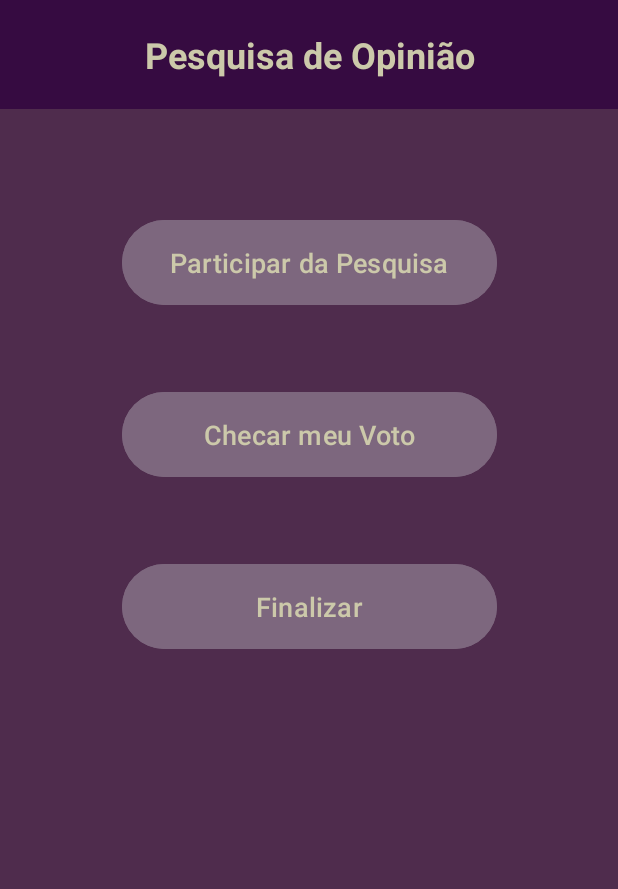
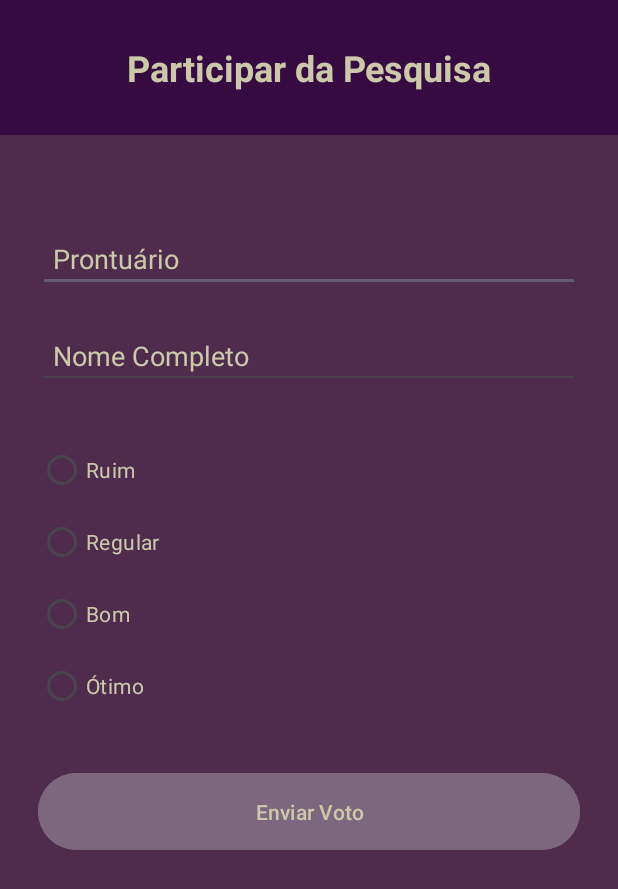
Before and after one commit to guilhermefragiacomo/dmo1_sistema_de_votos, an Android app: the screen it shows after launch (MainActivity before the commit, ParticipateActivity after it), after a tap on "Participar da Pesquisa", on a phone screen of 412 x 824 dp. Shown: the top 889 px of the screen. Run offline under Robolectric (Android 15) with nearby library versions, the phone set to English and light mode, and no system bars.

Commit message:
participate fully working

```diff
--- a/app/build.gradle.kts
+++ b/app/build.gradle.kts
@@ -33,6 +33,9 @@ android {
     kotlinOptions {
         jvmTarget = "1.8"
     }
+    viewBinding{
+        enable=true;
+    }
 }
 
 dependencies {
@@ -42,6 +45,7 @@ dependencies {
     implementation(libs.material)
     implementation(libs.androidx.activity)
     implementation(libs.androidx.constraintlayout)
+    implementation(libs.androidx.material3.android)
     testImplementation(libs.junit)
     androidTestImplementation(libs.androidx.junit)
     androidTestImplementation(libs.androidx.espresso.core)
--- /dev/null
+++ b/app/src/main/java/br/ifsp/edu/dmo1/sistema_de_votos/data/dataBase/DatabaseHelper.kt
@@ -0,0 +1,48 @@
+package br.ifsp.edu.dmo1.sistema_de_votos
+
+import android.content.Context
+import android.database.sqlite.SQLiteDatabase
+import android.database.sqlite.SQLiteOpenHelper
+
+class DatabaseHelper(context: Context) : SQLiteOpenHelper(context,
+    DATABASE_KEYS.DATABASE_NAME, null,
+    DATABASE_KEYS.DATABASE_VERSION
+) {
+    object DATABASE_KEYS{
+        const val DATABASE_NAME = "pesquisaOpiniao.db"
+        const val DATABASE_VERSION = 1
+
+        const val TABLE_ESTUDANTE_NAME = "estudante"
+        const val COLUMN_ESTUDANTE_PRONTUARIO = "prontuario"
+        const val COLUMN_ESTUDANTE_NOME = "nome"
+
+        const val TABLE_VOTO_NAME = "voto"
+        const val COLUMN_VOTO_CODIGO = "codigo"
+        const val COLUMN_VOTO_VALOR= "valor"
+    }
+
+    private companion object{
+        const val CREATE_ESTUDANTE_TABLE = "CREATE TABLE ${DATABASE_KEYS.TABLE_ESTUDANTE_NAME} (" +
+                "${DATABASE_KEYS.COLUMN_ESTUDANTE_PRONTUARIO} TEXT PRIMARY KEY NOT NULL, " +
+                "${DATABASE_KEYS.COLUMN_ESTUDANTE_NOME} TEXT NOT NULL)"
+
+        const val CREATE_VOTO_TABLE = "CREATE TABLE ${DATABASE_KEYS.TABLE_VOTO_NAME} (" +
+                "${DATABASE_KEYS.COLUMN_VOTO_CODIGO} TEXT NOT NULL, " +
+                "${DATABASE_KEYS.COLUMN_VOTO_VALOR} INTEGER NOT NULL, " +
+                "PRIMARY KEY (${DATABASE_KEYS.COLUMN_VOTO_CODIGO}))"
+
+        const val DROP_TABLE_ESTUDANTE = "DROP TABLE IF EXISTS ${DATABASE_KEYS.TABLE_ESTUDANTE_NAME}"
+        const val DROP_TABLE_VOTO = "DROP TABLE IF EXISTS ${DATABASE_KEYS.TABLE_VOTO_NAME}"
+    }
+
+    override fun onCreate(db: SQLiteDatabase) {
+        db.execSQL(CREATE_ESTUDANTE_TABLE)
+        db.execSQL(CREATE_VOTO_TABLE)
+    }
+
+    override fun onUpgrade(db: SQLiteDatabase, oldVersion: Int, newVersion: Int) {
+        db.execSQL(DROP_TABLE_ESTUDANTE)
+        db.execSQL(DROP_TABLE_VOTO)
+        onCreate(db)
+    }
+}
--- /dev/null
+++ b/app/src/main/java/br/ifsp/edu/dmo1/sistema_de_votos/data/dataBase/EstudanteDao.kt
@@ -0,0 +1,78 @@
+package br.ifsp.edu.dmo1.sistema_de_votos
+
+import android.content.ContentValues
+
+class EstudanteDao(private val dbHelper: DatabaseHelper) {
+    fun inserirEstudante(estudante: Estudante) : Long{
+        val db = dbHelper.writableDatabase
+        val values = ContentValues().apply {
+            put(DatabaseHelper.DATABASE_KEYS.COLUMN_ESTUDANTE_PRONTUARIO, estudante.prontuario)
+            put(DatabaseHelper.DATABASE_KEYS.COLUMN_ESTUDANTE_NOME, estudante.nome)
+        }
+
+        return db.insert(DatabaseHelper.DATABASE_KEYS.TABLE_ESTUDANTE_NAME, null, values)
+    }
+
+    fun getByProntuario(prontuario: String): Estudante?{
+        val estudante: Estudante?
+        val db = dbHelper.readableDatabase
+        val columns = arrayOf(
+            DatabaseHelper.DATABASE_KEYS.COLUMN_ESTUDANTE_PRONTUARIO,
+            DatabaseHelper.DATABASE_KEYS.COLUMN_ESTUDANTE_NOME
+        )
+
+        val where = "${DatabaseHelper.DATABASE_KEYS.COLUMN_ESTUDANTE_PRONTUARIO} = ?"
+        val whereArgs = arrayOf(prontuario)
+
+        val cursor = db.query(
+            DatabaseHelper.DATABASE_KEYS.TABLE_ESTUDANTE_NAME,
+            columns,
+            where,
+            whereArgs,
+            null,
+            null,
+            null
+        )
+
+        cursor.use {
+            estudante = if(cursor.moveToNext()){
+                Estudante(cursor.getString(0), cursor.getString(1))
+            }else{
+                null
+            }
+        }
+
+        return estudante
+    }
+
+    fun getAllEstudantes() : List<Estudante>{
+        val db = dbHelper.readableDatabase
+        val columns = arrayOf(
+            DatabaseHelper.DATABASE_KEYS.COLUMN_ESTUDANTE_PRONTUARIO,
+            DatabaseHelper.DATABASE_KEYS.COLUMN_ESTUDANTE_NOME
+        )
+
+        val cursor = db.query(
+            DatabaseHelper.DATABASE_KEYS.TABLE_ESTUDANTE_NAME,
+            columns,
+            null,
+            null,
+            null,
+            null,
+            null
+        )
+
+        val estudantes = mutableListOf<Estudante>()
+
+        cursor.use {
+            while (it.moveToNext()){
+                estudantes.add(
+                    Estudante(prontuario = it.getString(0), nome = it.getString(1))
+                )
+            }
+        }
+
+        return estudantes
+    }
+
+}
--- /dev/null
+++ b/app/src/main/java/br/ifsp/edu/dmo1/sistema_de_votos/data/dataBase/VotoDao.kt
@@ -0,0 +1,78 @@
+package br.ifsp.edu.dmo1.sistema_de_votos
+
+import android.content.ContentValues
+
+class VotoDao(private val dbHelper: DatabaseHelper) {
+    fun inserirVoto(voto: Voto) : Long{
+        val db = dbHelper.writableDatabase
+        val values = ContentValues().apply {
+            put(DatabaseHelper.DATABASE_KEYS.COLUMN_VOTO_CODIGO, voto.codigo)
+            put(DatabaseHelper.DATABASE_KEYS.COLUMN_VOTO_VALOR, voto.valor)
+        }
+
+        return db.insert(DatabaseHelper.DATABASE_KEYS.TABLE_VOTO_NAME, null, values)
+    }
+
+    fun getAllVotos() : List<Voto>{
+        val db = dbHelper.readableDatabase
+        val columns = arrayOf(
+            DatabaseHelper.DATABASE_KEYS.COLUMN_VOTO_CODIGO,
+            DatabaseHelper.DATABASE_KEYS.COLUMN_VOTO_VALOR,
+        )
+
+        val cursor = db.query(
+            DatabaseHelper.DATABASE_KEYS.TABLE_VOTO_NAME,
+            columns,
+            null,
+            null,
+            null,
+            null,
+            null
+        )
+
+        val votos = mutableListOf<Voto>()
+
+        cursor.use {
+            while (it.moveToNext()){
+                votos.add(
+                    Voto(codigo = it.getString(0), valor = it.getInt(1))
+                )
+            }
+        }
+
+        return votos
+    }
+
+    fun getVotoByCodigo(codigo: String) : Voto?{
+        val voto: Voto?
+        val db = dbHelper.readableDatabase
+
+        val columns = arrayOf(
+            DatabaseHelper.DATABASE_KEYS.COLUMN_VOTO_CODIGO,
+            DatabaseHelper.DATABASE_KEYS.COLUMN_VOTO_VALOR,
+        )
+
+        val where = "${DatabaseHelper.DATABASE_KEYS.COLUMN_VOTO_CODIGO} = ?"
+        val whereArgs = arrayOf(codigo)
+
+        var cursor = db.query(
+            DatabaseHelper.DATABASE_KEYS.TABLE_VOTO_NAME,
+            columns,
+            where,
+            whereArgs,
+            null,
+            null,
+            null
+        )
+
+        cursor.use {
+            voto = if(cursor.moveToNext()){
+                Voto(cursor.getString(0), cursor.getInt(1))
+            }else{
+                null
+            }
+        }
+
+        return voto
+    }
+}
--- /dev/null
+++ b/app/src/main/java/br/ifsp/edu/dmo1/sistema_de_votos/data/model/Estudante.kt
@@ -0,0 +1,4 @@
+package br.ifsp.edu.dmo1.sistema_de_votos
+
+class Estudante(val prontuario: String, val nome: String) {
+}
--- /dev/null
+++ b/app/src/main/java/br/ifsp/edu/dmo1/sistema_de_votos/data/repository/EstudanteRepository.kt
@@ -0,0 +1,16 @@
+package br.ifsp.edu.dmo1.sistema_de_votos
+
+import android.content.Context
+
+class EstudanteRepository(context: Context) {
+
+    private val dbHelper = DatabaseHelper(context)
+    private val dao = EstudanteDao(dbHelper)
+
+    fun addEstudante(estudante: Estudante) : Long = dao.inserirEstudante(estudante)
+
+    fun getByProntuario(prontuario: String): Estudante? = dao.getByProntuario(prontuario)
+
+    fun getAllEstudantes(): List<Estudante> = dao.getAllEstudantes()
+
+}
--- /dev/null
+++ b/app/src/main/java/br/ifsp/edu/dmo1/sistema_de_votos/data/repository/VotoRepository.kt
@@ -0,0 +1,16 @@
+package br.ifsp.edu.dmo1.sistema_de_votos
+
+import android.content.Context
+
+class VotoRepository(context: Context) {
+
+    private val dbHelper = DatabaseHelper(context)
+    private val dao = VotoDao(dbHelper)
+
+    fun addVoto(voto: Voto) : Long = dao.inserirVoto(voto)
+
+    fun getAllVotos(): List<Voto> = dao.getAllVotos()
+
+    fun getVotoByCodigo(codigo: String): Voto? = dao.getVotoByCodigo(codigo)
+
+}
--- /dev/null
+++ b/app/src/main/java/br/ifsp/edu/dmo1/sistema_de_votos/ui/viewmodel/ParticipateViewModel.kt
@@ -0,0 +1,61 @@
+package br.ifsp.edu.dmo1.sistema_de_votos.ui.viewmodel
+
+import android.app.Application
+import androidx.lifecycle.AndroidViewModel
+import androidx.lifecycle.LiveData
+import androidx.lifecycle.MutableLiveData
+import br.ifsp.edu.dmo1.sistema_de_votos.Estudante;
+import br.ifsp.edu.dmo1.sistema_de_votos.EstudanteRepository
+import br.ifsp.edu.dmo1.sistema_de_votos.Voto
+import br.ifsp.edu.dmo1.sistema_de_votos.VotoRepository
+
+
+class ParticipateViewModel(application: Application) : AndroidViewModel(application) {
+    private lateinit var estudante_repository: EstudanteRepository;
+    private lateinit var voto_repository: VotoRepository;
+
+    private val _estudante = MutableLiveData<List<Estudante>>()
+    private val _voto = MutableLiveData<List<Voto>>()
+    val estudante: LiveData<List<Estudante>>
+        get() = _estudante;
+    val voto: LiveData<List<Voto>>
+        get() = _voto;
+
+    private fun load() {
+        _estudante.value = estudante_repository.getAllEstudantes();
+        _voto.value = voto_repository.getAllVotos();
+    }
+
+    init {
+        estudante_repository = EstudanteRepository(application);
+        voto_repository = VotoRepository(application);
+        load();
+    }
+
+    fun addEstudante(prontuario : String, nome : String) {
+        val estudante = Estudante(prontuario, nome);
+
+        estudante_repository.addEstudante(estudante);
+        load();
+
+    }
+
+    fun getByProntuario(prontuario : String) : Estudante? {
+        return estudante_repository.getByProntuario(prontuario);
+    }
+
+    fun getAllEstudantes() : List<Estudante> {
+        return estudante_repository.getAllEstudantes();
+    }
+
+    fun addVoto(id : Int) : String {
+        val codigo = Voto.gerarCodigoDeVoto();
+
+        val voto = Voto(codigo, id);
+
+        voto_repository.addVoto(voto);
+        load();
+
+        return codigo;
+    }
+}
--- /dev/null
+++ b/app/src/main/res/drawable/ic_copy_text.xml
@@ -0,0 +1,5 @@
+<vector xmlns:android="http://schemas.android.com/apk/res/android" android:height="24dp" android:tint="#CCC9AA" android:viewportHeight="24" android:viewportWidth="24" android:width="24dp">
+
+    <path android:fillColor="@android:color/white" android:pathData="M16,1L4,1c-1.1,0 -2,0.9 -2,2v14h2L4,3h12L16,1zM19,5L8,5c-1.1,0 -2,0.9 -2,2v14c0,1.1 0.9,2 2,2h11c1.1,0 2,-0.9 2,-2L21,7c0,-1.1 -0.9,-2 -2,-2zM19,21L8,21L8,7h11v14z"/>
+
+</vector>
--- a/app/src/main/res/layout/activity_main.xml
+++ b/app/src/main/res/layout/activity_main.xml
@@ -17,7 +17,7 @@
         android:textStyle="bold"
         android:padding="20dp"
         android:textColor="@color/color3"
-        app:layout_constraintTop_toBottomOf=""
+        app:layout_constraintTop_toTopOf="parent"
         app:layout_constraintStart_toStartOf="parent"
         app:layout_constraintEnd_toEndOf="parent"
         android:gravity="center"/>
--- /dev/null
+++ b/app/src/main/res/layout/activity_participate.xml
@@ -0,0 +1,107 @@
+<?xml version="1.0" encoding="utf-8"?>
+<androidx.constraintlayout.widget.ConstraintLayout xmlns:android="http://schemas.android.com/apk/res/android"
+    xmlns:app="http://schemas.android.com/apk/res-auto"
+    xmlns:tools="http://schemas.android.com/tools"
+    android:layout_width="match_parent"
+    android:layout_height="match_parent"
+    android:background="@color/color2"
+    tools:context="ui.view.ParticipateActivity">
+
+    <TextView
+        android:id="@+id/tvTitle"
+        android:layout_width="0dp"
+        android:layout_height="90dp"
+        android:gravity="center"
+        android:text="@string/participate"
+        android:background="@color/color1"
+        android:textColor="@color/color3"
+        android:textSize="24sp"
+        android:textStyle="bold"
+        app:layout_constraintTop_toTopOf="parent"
+        app:layout_constraintStart_toStartOf="parent"
+        app:layout_constraintEnd_toEndOf="parent" />
+
+    <EditText
+        android:id="@+id/etRecord"
+        android:layout_width="0dp"
+        android:layout_height="wrap_content"
+        android:hint="@string/record"
+        android:textColor="@color/color3"
+        android:textColorHint="@color/color3"
+        android:inputType="text"
+        android:layout_marginHorizontal="25dp"
+        android:layout_marginTop="60dp"
+        app:layout_constraintTop_toBottomOf="@id/tvTitle"
+        app:layout_constraintStart_toStartOf="parent"
+        app:layout_constraintEnd_toEndOf="parent"
+        android:padding="10dp" />
+
+    <EditText
+        android:id="@+id/etName"
+        android:layout_width="0dp"
+        android:layout_height="wrap_content"
+        android:hint="@string/name"
+        android:textColor="@color/color3"
+        android:textColorHint="@color/color3"
+        android:inputType="textPersonName"
+        android:layout_marginHorizontal="25dp"
+        android:layout_marginTop="20dp"
+        app:layout_constraintTop_toBottomOf="@id/etRecord"
+        app:layout_constraintStart_toStartOf="parent"
+        app:layout_constraintEnd_toEndOf="parent"
+        android:padding="10dp" />
+
+    <RadioGroup
+        android:id="@+id/rgOpinions"
+        android:layout_width="0dp"
+        android:layout_height="wrap_content"
+        android:layout_marginTop="30dp"
+        android:layout_marginHorizontal="25dp"
+        app:layout_constraintTop_toBottomOf="@id/etName"
+        app:layout_constraintStart_toStartOf="parent"
+        app:layout_constraintEnd_toEndOf="parent">
+
+        <RadioButton
+            android:id="@+id/rbBad"
+            android:textColor="@color/color3"
+            android:layout_width="wrap_content"
+            android:layout_height="wrap_content"
+            android:text="@string/bad" />
+
+        <RadioButton
+            android:id="@+id/rbRegular"
+            android:textColor="@color/color3"
+            android:layout_width="wrap_content"
+            android:layout_height="wrap_content"
+            android:text="@string/regular" />
+
+        <RadioButton
+            android:id="@+id/rbGood"
+            android:textColor="@color/color3"
+            android:layout_width="wrap_content"
+            android:layout_height="wrap_content"
+            android:text="@string/good" />
+
+        <RadioButton
+            android:id="@+id/rbGreat"
+            android:textColor="@color/color3"
+            android:layout_width="wrap_content"
+            android:layout_height="wrap_content"
+            android:text="@string/great" />
+    </RadioGroup>
+
+    <Button
+        android:id="@+id/btnSend"
+        android:layout_width="0dp"
+        android:layout_height="wrap_content"
+        android:text="@string/send_vote"
+        android:textColor="@color/color3"
+        android:layout_marginTop="30dp"
+        android:layout_marginHorizontal="25dp"
+        app:layout_constraintTop_toBottomOf="@id/rgOpinions"
+        app:layout_constraintStart_toStartOf="parent"
+        app:layout_constraintEnd_toEndOf="parent"
+        android:padding="16dp"
+        android:backgroundTint="@color/color4" />
+
+</androidx.constraintlayout.widget.ConstraintLayout>
--- a/app/src/main/res/values/strings.xml
+++ b/app/src/main/res/values/strings.xml
@@ -4,4 +4,19 @@
     <string name="participate">Participar da Pesquisa</string>
     <string name="check_vote">Checar meu Voto</string>
     <string name="end">Finalizar</string>
+    <string name="record">Prontuário</string>
+    <string name="name">Nome Completo</string>
+    <string name="bad">Ruim</string>
+    <string name="regular">Regular</string>
+    <string name="good">Bom</string>
+    <string name="great">Ótimo</string>
+    <string name="continued">Prosseguir</string>
+    <string name="send_vote">Enviar Voto</string>
+    <string name="fill_all_fields">Todos os campos devem estar preenchidos</string>
+    <string name="select_op">É preciso selecionar uma das opiniões disponíveis</string>
+    <string name="already_voted">já possui seu voto contabilizado</string>
+    <string name="error_send">Houve um erro ao registrar o voto</string>
+    <string name="vote_code">Código de voto</string>
+    <string name="back">Voltar</string>
+    <string name="code_copyied">Código de voto copiado</string>
 </resources>
--- a/gradle/libs.versions.toml
+++ b/gradle/libs.versions.toml
@@ -9,6 +9,7 @@ appcompat = "1.6.1"
 material = "1.11.0"
 activity = "1.8.0"
 constraintlayout = "2.1.4"
+material3Android = "1.3.1"
 
 [libraries]
 androidx-core-ktx = { group = "androidx.core", name = "core-ktx", version.ref = "coreKtx" }
@@ -19,6 +20,7 @@ androidx-appcompat = { group = "androidx.appcompat", name = "appcompat", version
 material = { group = "com.google.android.material", name = "material", version.ref = "material" }
 androidx-activity = { group = "androidx.activity", name = "activity", version.ref = "activity" }
 androidx-constraintlayout = { group = "androidx.constraintlayout", name = "constraintlayout", version.ref = "constraintlayout" }
+androidx-material3-android = { group = "androidx.compose.material3", name = "material3-android", version.ref = "material3Android" }
 
 [plugins]
 androidApplication = { id = "com.android.application", version.ref = "agp" }
```
Also changed, not shown: app/src/main/AndroidManifest.xml (+8 -0 lines), app/src/main/java/br/ifsp/edu/dmo1/sistema_de_votos/data/model/Voto.kt (added, +11 -0 lines), app/src/main/java/br/ifsp/edu/dmo1/sistema_de_votos/ui/view/ParticipateActivity.kt (+83 -1 lines), app/src/main/res/layout/activity_code.xml (added, +62 -0 lines), 1 other file.
